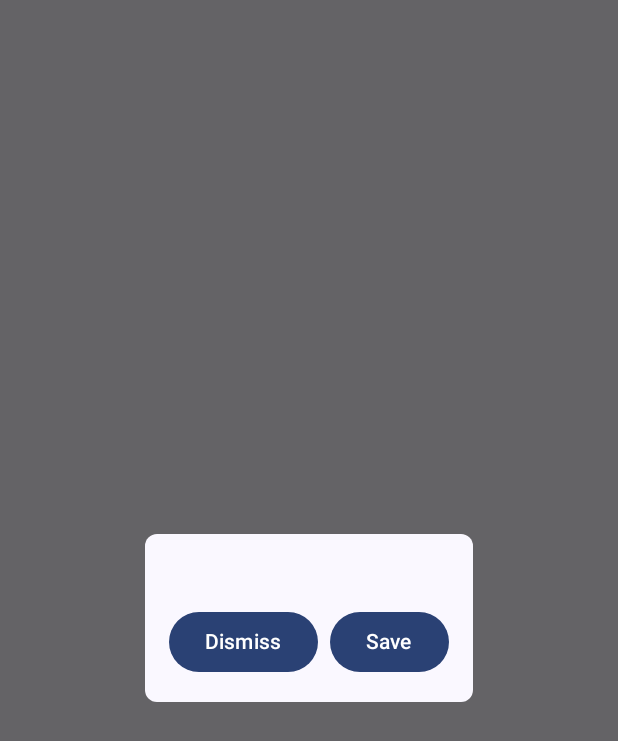
After one commit to RodrigoSouzaCamelo/simple-app-note-android, an Android app built with Jetpack Compose: the composable NotePopup shown on its own in the app's theme, on a phone screen of 412 x 824 dp. The commit adds this screen. Shown: the top 741 px of the screen. Run offline under Robolectric (Android 15) with nearby library versions, the phone set to English and light mode, and no system bars.

Commit message:
Create layout

```diff
--- a/app/src/main/AndroidManifest.xml
+++ b/app/src/main/AndroidManifest.xml
@@ -4,6 +4,7 @@
 
     <application
         android:allowBackup="true"
+        android:name=".NoteApp"
         android:dataExtractionRules="@xml/data_extraction_rules"
         android:fullBackupContent="@xml/backup_rules"
         android:icon="@mipmap/ic_launcher"
--- /dev/null
+++ b/app/src/main/java/br/com/rodrigo/note/ui/home/NotePopup.kt
@@ -0,0 +1,55 @@
+package br.com.rodrigo.note.ui.home
+
+import androidx.compose.foundation.background
+import androidx.compose.foundation.layout.*
+import androidx.compose.foundation.shape.RoundedCornerShape
+import androidx.compose.foundation.text.BasicTextField
+import androidx.compose.material3.Button
+import androidx.compose.material3.MaterialTheme
+import androidx.compose.material3.Text
+import androidx.compose.runtime.Composable
+import androidx.compose.runtime.mutableStateOf
+import androidx.compose.runtime.saveable.rememberSaveable
+import androidx.compose.ui.Modifier
+import androidx.compose.ui.draw.clip
+import androidx.compose.ui.res.stringResource
+import androidx.compose.ui.unit.dp
+import androidx.compose.ui.window.Dialog
+import br.com.rodrigo.note.R
+
+@Composable
+fun NotePopup(
+    text: String = "",
+    onClickDimiss: () -> Unit,
+    onClickSave: (String) -> Unit,
+) {
+    val txtState = rememberSaveable { mutableStateOf(text) }
+    Dialog(onDismissRequest = onClickDimiss) {
+        Column(
+            modifier = Modifier
+                .clip(RoundedCornerShape(8.dp))
+                .background(color = MaterialTheme.colorScheme.background)
+        ) {
+            BasicTextField(
+                value = txtState.value,
+                modifier = Modifier
+                    .padding(start = 16.dp, end = 16.dp, top = 16.dp, bottom = 16.dp),
+                onValueChange = { txt ->
+                    txtState.value = txt
+                }
+            )
+
+            Row(
+                modifier = Modifier.padding(start = 16.dp, end = 16.dp, bottom = 16.dp)
+            ) {
+                Button(onClick = onClickDimiss) {
+                    Text(text = stringResource(R.string.screen_popup_button_dismiss))
+                }
+                Spacer(modifier = Modifier.width(8.dp))
+                Button(onClick = { onClickSave(txtState.value) }) {
+                    Text(text = stringResource(R.string.screen_popup_button_save))
+                }
+            }
+        }
+    }
+}
--- a/app/src/main/res/values/strings.xml
+++ b/app/src/main/res/values/strings.xml
@@ -1,3 +1,7 @@
 <resources>
     <string name="app_name">Note</string>
+    <string name="screen_home_button_add_note">Add Note</string>
+    <string name="screen_popup_button_save">Save</string>
+    <string name="screen_popup_button_dismiss">Dismiss</string>
+
 </resources>
```
Also changed, not shown: app/src/main/java/br/com/rodrigo/note/MainActivity.kt (+9 -1 lines), app/src/main/java/br/com/rodrigo/note/NoteApp.kt (added, +11 -0 lines), app/src/main/java/br/com/rodrigo/note/di/AppModule.kt (added, +37 -0 lines), app/src/main/java/br/com/rodrigo/note/ui/home/HomeScreen.kt (added, +160 -0 lines), app/src/main/java/br/com/rodrigo/note/viewmodels/HomeViewModel.kt (added, +37 -0 lines), app/src/main/java/br/com/rodrigo/note/viewmodels/IHomeViewModel.kt (added, +11 -0 lines), 1 other file.
